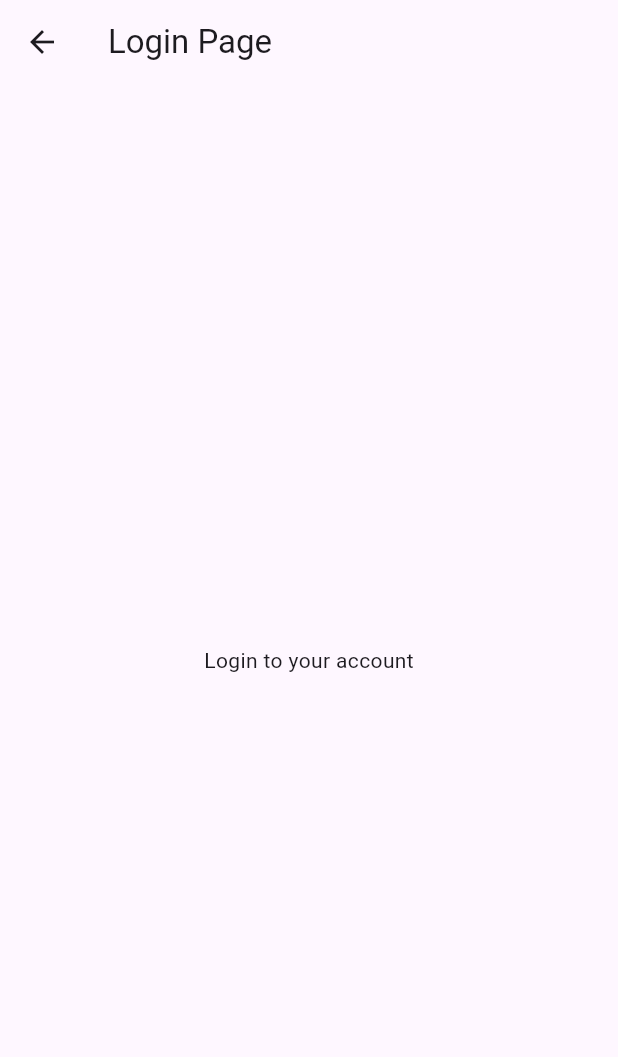
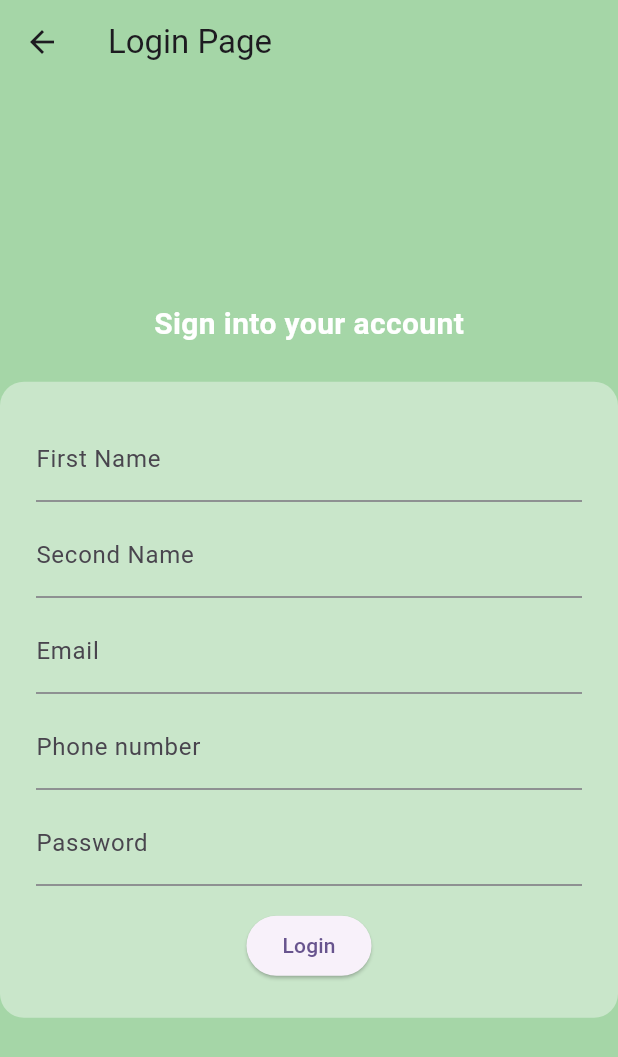
Before and after one commit to noodlesoup88/planthub-, a Flutter app: the screen it shows after launch, after a tap on "Get Started", on a phone screen of 412 x 824 dp. Shown: the top 1057 px of the screen. Run offline on Flutter 3.47's test engine with Material 3 defaults, Android fonts, the phone set to English and light mode, and no system bars.

Commit message:
Progress made: Made the login page

```diff
--- a/lib/screens/login_page.dart
+++ b/lib/screens/login_page.dart
@@ -1,4 +1,5 @@
 import 'package:flutter/material.dart';
+import 'package:planthub/screens/homepage.dart';
 
 class LoginPage extends StatelessWidget {
   const LoginPage({super.key});
@@ -6,17 +7,82 @@ class LoginPage extends StatelessWidget {
   @override
   Widget build(BuildContext context) {
     return Scaffold(
+      backgroundColor: Colors.green[200],
       appBar: AppBar(
         title: const Text('Login Page'),
+        backgroundColor: Colors.green[200],
       ),
       body: Center(
         child: Column(
+          crossAxisAlignment: CrossAxisAlignment.center,
           mainAxisAlignment: MainAxisAlignment.center,
           children: <Widget>[
             const Text(
-              'Login to your account',
+              'Sign into your account',
+              style: TextStyle(
+                color: Colors.white,
+                fontSize: 20,
+                fontWeight: FontWeight.bold,
+              ),
             ),
-
+            const SizedBox(height: 24),
+            Container(
+              padding: const EdgeInsets.all(24),
+              decoration: BoxDecoration(
+                color: Colors.white.withOpacity(0.4),
+                borderRadius: BorderRadius.circular(16),
+              ),
+              child: Column(
+                mainAxisSize: MainAxisSize.min,
+                children: [
+                  const TextField(
+                    keyboardType: TextInputType.name,
+                    decoration: InputDecoration(
+                      label: Text("First Name"),
+                    ),
+                  ),
+                  const SizedBox(height: 8),
+                  const TextField(
+                    keyboardType: TextInputType.name,
+                    decoration: InputDecoration(
+                      label: Text("Second Name"),
+                    ),
+                  ),
+                  const SizedBox(height: 8),
+                  const TextField(
+                    keyboardType: TextInputType.emailAddress,
+                    decoration: InputDecoration(
+                      label: Text("Email"),
+                    ),
+                  ),
+                  const SizedBox(height: 8),
+                  const TextField(
+                    keyboardType: TextInputType.phone,
+                    decoration: InputDecoration(
+                      label: Text("Phone number"),
+                    ),
+                  ),
+                  const SizedBox(height: 8),
+                  const TextField(
+                    keyboardType: TextInputType.text,
+                    obscureText: true,
+                    decoration: InputDecoration(
+                      label: Text("Password"),
+                    ),
+                  ),
+                  const SizedBox(height: 16),
+                  ElevatedButton(
+                    onPressed: () {
+                      Navigator.push(
+                        context,
+                        MaterialPageRoute(builder: (context) => Homepage()),
+                      );
+                    },
+                    child: const Text('Login'),
+                  ),
+                ],
+              ),
+            ),
           ],
         ),
       ),
```
Also changed, not shown: lib/screens/homepage.dart (added, +32 -0 lines).
